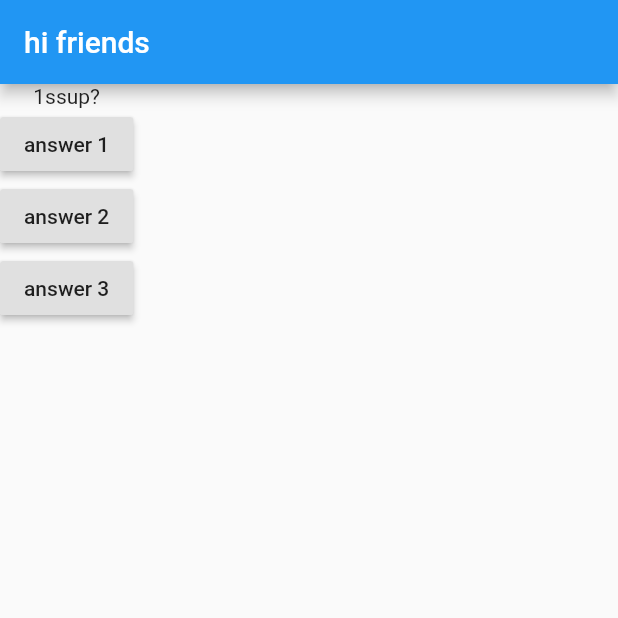
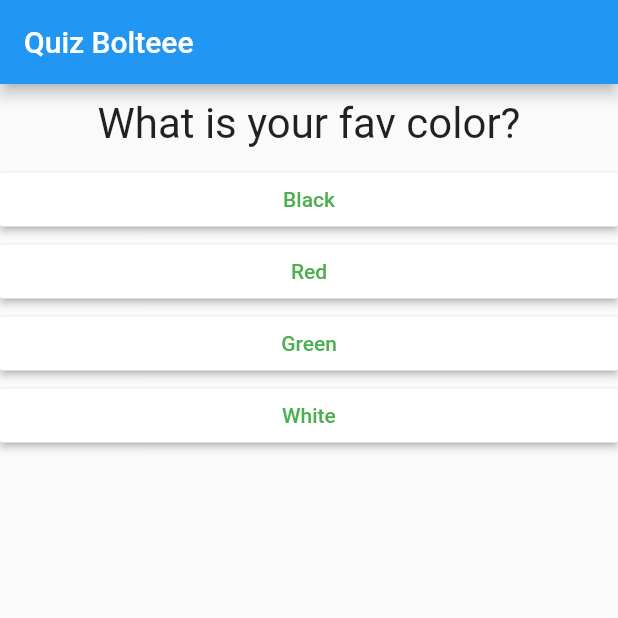
Before and after one commit to amishmengi/flutter1_begquiz, a Flutter app: the screen it shows after launch, on a phone screen of 412 x 824 dp, the top half of it. Run offline on Flutter 3.47's test engine with Material 2 defaults, Android fonts, the phone set to English and light mode, and no system bars.

```diff
--- /dev/null
+++ b/lib/answer.dart
@@ -0,0 +1,21 @@
+import 'package:flutter/material.dart';
+
+class Answer extends StatelessWidget {
+  final Function selectHandler;
+  final String answerText;
+
+  Answer(this.selectHandler,this.answerText);
+
+  @override
+  Widget build(BuildContext context) {
+    return Container(
+      width: double.infinity,
+      child: RaisedButton(
+        color: Colors.white,
+        textColor: Colors.green,
+        child: Text(answerText),
+        onPressed: selectHandler,
+      ),
+    );
+  }
+}
--- a/lib/main.dart
+++ b/lib/main.dart
@@ -1,7 +1,8 @@
 import 'package:flutter/material.dart';
 
+import './questions.dart';
+import './answer.dart';
 
-import './questions.dart';
 void main() => runApp(MyApp());
 
 class MyApp extends StatefulWidget {
@@ -10,29 +11,44 @@ class MyApp extends StatefulWidget {
 }
 
 class _MyAppState extends State<MyApp> {
-  var questionIndex=0;
+  var questionIndex = 0;
 
-  void answerQuestion(){
+  void answerQuestion() {
     setState(() {
-        questionIndex=questionIndex+1;
+      questionIndex = questionIndex + 1;
     });
     print(questionIndex);
   }
 
   @override
   Widget build(BuildContext context) {
-    var questions=['1ssup?','2ssup?','3ssup?'];
+    var questions = [
+      {
+        'questionText': 'What is your fav color?',
+        'answers': ['Black', 'Red', 'Green', 'White'],
+      },
+      {
+        'questionText': 'What is your fav animal?',
+        'answers': ['Rabbit', 'Tiger', 'Lion', 'Rat'],
+      },
+      {
+        'questionText': 'What is your fav x?',
+        'answers': ['B', 'r', 'G', 'W'],
+      },
+    ];
     return MaterialApp(
       home: Scaffold(
         appBar: AppBar(
-          title: Text('hi friends'),
+          title: Text('Quiz Bolteee'),
         ),
         body: Column(
           children: [
-            Question(questions[questionIndex]),
-            RaisedButton(child: Text('answer 1'), onPressed: answerQuestion ),
-            RaisedButton(child: Text('answer 2'), onPressed: answerQuestion),
-            RaisedButton(child: Text('answer 3'), onPressed: answerQuestion),
+            Question(
+              questions[questionIndex]['questionText']
+              ),
+            ...(questions[questionIndex]['answers'] as List<String>).map((answer) =>
+            Answer(answerQuestion,answer)
+            ).toList(),
           ],
         ),
       ),
--- a/lib/questions.dart
+++ b/lib/questions.dart
@@ -7,6 +7,14 @@ class Question extends StatelessWidget {
 
   @override
   Widget build(BuildContext context) {
-    return Text(questionText);
+    return Container(
+      width: double.infinity,
+      margin: EdgeInsets.all(10),
+      child: Text(
+        questionText,
+        style: TextStyle(fontSize: 28),
+        textAlign: TextAlign.center,
+      ),
+    );
   }
 }
```
